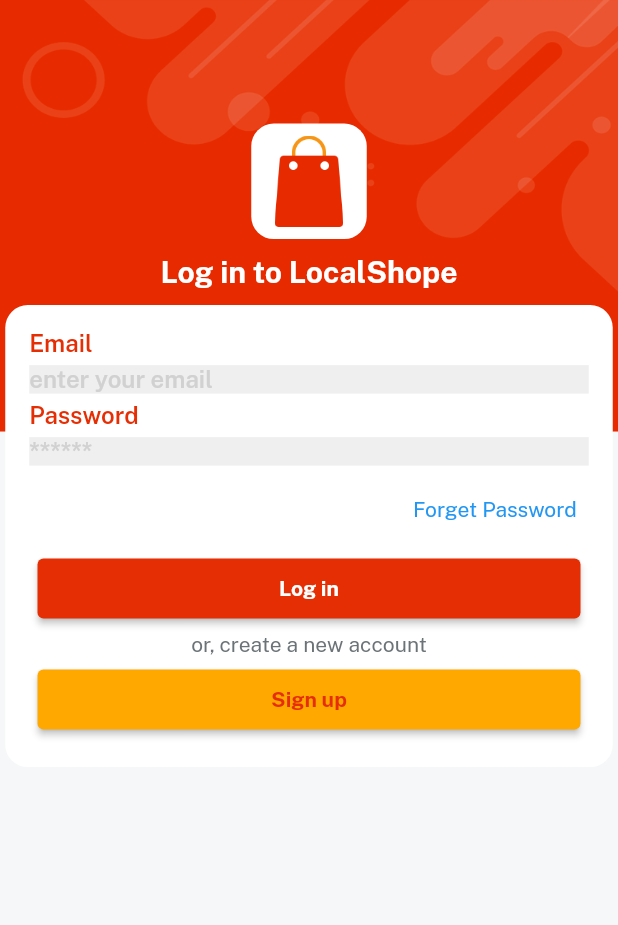
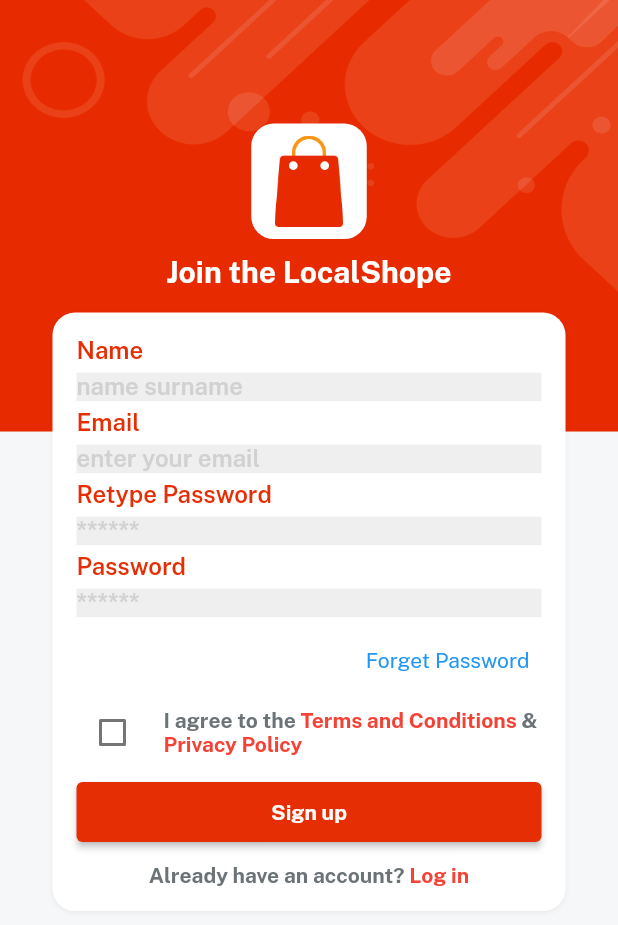
Before and after one commit to rajarampatra73/localshop, a Flutter app: the screen it shows after launch, after a tap on "Sign up", on a phone screen of 412 x 824 dp. Shown: the top 925 px of the screen. Run offline on Flutter 3.47's test engine with Material 2 defaults, Android fonts, the phone set to English and light mode, and no system bars; our stand-ins replace get, velocity_x.

Commit message:
local shope

```diff
--- a/lib/View/auth_screen/login_screen.dart
+++ b/lib/View/auth_screen/login_screen.dart
@@ -1,4 +1,6 @@
 import 'package:flutter/material.dart';
+import 'package:get/get.dart';
+import 'package:localshop/View/auth_screen/signup_screen.dart';
 import 'package:localshop/consts/consts.dart';
 import 'package:localshop/widgets_common/applogo_widget.dart';
 import 'package:localshop/widgets_common/bg_widget.dart';
@@ -13,9 +15,13 @@
 }
 
 class _LoginScreenState extends State<LoginScreen> {
+
+
   @override
   Widget build(BuildContext context) {
-    return bgWidget(child: Scaffold(
+    return bgWidget(
+        child: Scaffold(
+          resizeToAvoidBottomInset: false,
       body: Center(
         child: Column(
           children: [
@@ -23,23 +29,65 @@
             applogoWidget(),
             10.heightBox,
             "Log in to $appname".text.fontFamily(bold).white.size(20).make(),
-            10.heightBox,
-            Column(children: [
-              customTextFild(hint: emailHint,title: email),
-              customTextFild(hint: passwordHint,title: password),
+            15.heightBox,
+            Column(
+              children: [
+                customTextFild(hint: emailHint, title: email),
+                customTextFild(hint: passwordHint, title: password),
+                Align(
+                    alignment: Alignment.centerRight,
+                    child: TextButton(
+                        onPressed: () {}, child: forgetPass.text.make())),
+                5.heightBox,
+                ourButton(
+                        color: redColor,
+                        title: login,
+                        textColor: whiteColor,
+                        onPress: () {
 
-             Align(alignment: Alignment.centerRight, child: TextButton(onPressed: (){}, child: forgetPass.text.make()))
-              ,5.heightBox,
-
-              ourButton(color: redColor, title: login, textColor: whiteColor, onPress: (){}).box.width(context.screenWidth -50).make(),
-              5.heightBox,
-              createNewAccount.text.color(fontGrey).make(),
-              5.heightBox,
-              ourButton(color: golden, title: signup, textColor: redColor, onPress: (){}).box.width(context.screenWidth -50).make(),
-              5.heightBox,
-             ],
-
-             ).box.white.rounded.padding(const EdgeInsets.all(16)).width(context.screenWidth -7).make()
+                        })
+                    .box
+                    .width(context.screenWidth - 50)
+                    .make(),
+                5.heightBox,
+                createNewAccount.text.color(fontGrey).make(),
+                5.heightBox,
+                ourButton(
+                        color: lightgolden,
+                        title: signup,
+                        textColor: redColor,
+                        onPress: () {
+                          Get.to(() => const SignupScreen());
+                        })
+                    .box
+                    .width(context.screenWidth - 50)
+                    .make(),
+                10.heightBox,
+                loginWith.text.color(fontGrey).make(),
+                5.heightBox,
+                Row(
+                  mainAxisAlignment: MainAxisAlignment.center,
+                  children: List.generate(
+                      3,
+                      (index) => Padding(
+                        padding: const EdgeInsets.all(8.0),
+                        child: CircleAvatar(
+                              backgroundColor: lightGrey,
+                              radius: 25,
+                              child: Image.asset(socialIconList[index],
+                                width: 30,
+                              ),
+                            ),
+                      )),
+                ),
+              ],
+            )
+                .box
+                .white
+                .rounded
+                .padding(const EdgeInsets.all(16))
+                .width(context.screenWidth - 70).shadowSm
+                .make()
           ],
         ),
       ),
--- /dev/null
+++ b/lib/View/auth_screen/signup_screen.dart
@@ -0,0 +1,128 @@
+import 'package:flutter/cupertino.dart';
+import 'package:flutter/material.dart';
+import 'package:get/get.dart';
+import 'package:localshop/consts/consts.dart';
+
+import '../../widgets_common/applogo_widget.dart';
+import '../../widgets_common/bg_widget.dart';
+import '../../widgets_common/custom_textfild.dart';
+import '../../widgets_common/our_button.dart';
+
+class SignupScreen extends StatefulWidget {
+  const SignupScreen({super.key});
+
+  @override
+  State<SignupScreen> createState() => _SignupScreenState();
+}
+
+class _SignupScreenState extends State<SignupScreen> {
+  @override
+  Widget build(BuildContext context) {
+    return bgWidget(
+        child: Scaffold(
+      resizeToAvoidBottomInset: false,
+      body: Center(
+        child: Column(
+          children: [
+            (context.screenHeight * 0.1).heightBox,
+            applogoWidget(),
+            10.heightBox,
+            "Join the $appname".text.fontFamily(bold).white.size(20).make(),
+            15.heightBox,
+            Column(
+              children: [
+                customTextFild(hint: nameHint, title: name),
+                customTextFild(hint: emailHint, title: email),
+                customTextFild(hint: passwordHint, title: retypePassword),
+                customTextFild(hint: passwordHint, title: password),
+                Align(
+                    alignment: Alignment.centerRight,
+                    child: TextButton(
+                        onPressed: () {}, child: forgetPass.text.make())),
+
+                Row(
+                  children: [
+                    Checkbox(
+                      checkColor: redColor,
+                      value: false,
+                      onChanged: (newValue) {},
+                    ), // Checkbox
+                    10.widthBox,
+                    Expanded(
+                      child: RichText(
+                          text: const TextSpan(
+                        children: [
+                          TextSpan(
+                              text: "I agree to the ",
+                              style: TextStyle(
+                                fontFamily: bold,
+                                color: fontGrey,
+                              )),
+                          TextSpan(
+                              text: termAndCond,
+                              style: TextStyle(
+                                fontFamily: bold,
+                                color: Colors.red,
+                              )),
+                          TextSpan(
+                              text: " & ",
+                              style: TextStyle(
+                                fontFamily: bold,
+                                color: fontGrey,
+                              )),
+                          TextSpan(
+                              text: privacyPolicy,
+                              style: TextStyle(
+                                fontFamily: bold,
+                                color: Colors.red,
+                              )), //// TextSpan // RichText
+                          // Row
+                        ],
+                      )),
+                    ),
+                  ],
+                ),
+                5.heightBox,
+                ourButton(
+                        color: redColor,
+                        title: signup,
+                        textColor: whiteColor,
+                        onPress: () {})
+                    .box
+                    .width(context.screenWidth - 50)
+                    .make(),
+                10.heightBox,
+                // velocity x use
+                RichText(
+                  text: const TextSpan(
+                    children: [
+                      TextSpan(
+                        text: alreadyHaveAccount,
+                        style: TextStyle(fontFamily: bold, color: fontGrey),
+                      ),
+                      TextSpan(
+                        text: login,
+                        style: TextStyle(fontFamily: bold, color: Colors.red),
+                      ),
+                    ],
+                  ),
+                ).onTap(() {
+                  Get.back();
+                }),
+              ],
+            )
+                .box
+                .white
+                .rounded
+                .padding(const EdgeInsets.all(16))
+                .width(context.screenWidth - 70)
+                .shadowSm
+                .make()
+          ],
+        ),
+      ),
+    ));
+
+    // return const Placeholder();
+  }
+}
--- a/lib/consts/colors.dart
+++ b/lib/consts/colors.dart
@@ -7,3 +7,24 @@
 const Color lightGrey = Color.fromRGBO(239, 239, 239, 1);
 const Color redColor = Color.fromRGBO(230, 46, 4, 1);
 const Color golden = Color.fromRGBO(255, 168, 0, 1);
+const Color black = Color(0xFF000000);
+const Color white = Color(0xFFFFFFFF);
+const Color red = Color(0xFFFF0000);
+const Color green = Color(0xFF00FF00);
+const Color blue = Color(0xFF0000FF);
+const Color yellow = Color(0xFFFFFF00);
+const Color pink = Color(0xFFFFC0CB);
+const Color purple = Color(0xFF800080);
+const Color gray = Color(0xFF808080);
+const Color cyan = Color(0xFF00FFFF);
+const Color teal = Color(0xFF008080);
+const Color magenta = Color(0xFFFF00FF);
+const Color lime = Color(0xFF00FF00);
+const Color brown = Color(0xFFA52A2A);
+const Color indigo = Color(0xFF4B0082);
+const Color lightgolden = Color(0xCFFFE088);
+const Color deepPurple = Color(0xFF673AB7);
+const Color lightBlue = Color(0xFF03A9F4);
+const Color lightGreen = Color(0xFF8BC34A);
+const Color deepOrange = Color(0xFFFF5722);
+const Color grey = Color(0xFF9E9E9E);
--- a/lib/consts/images.dart
+++ b/lib/consts/images.dart
@@ -38,7 +38,8 @@
 const icRefund = "assets/icons/refund.png";
 const icSearch = "assets/icons/search.png";
 const icShop = "assets/icons/shop.png";
-const icSplashBg = "assets/icons/splash_login_registration_background_image.png";
+const icSplashBg =
+    "assets/icons/splash_login_registration_background_image.png";
 const icSquareLogo = "assets/icons/square_logo.png";
 const icTodaysDeal = "assets/icons/todays_deal.png";
 const icTopCategories = "assets/icons/top_categories.png";
@@ -128,3 +129,8 @@
 const imgTwocheckout = "assets/images/twocheckout.png";
 const imgVogue = "assets/images/vogue.png";
 const imgWallet = "assets/images/wallet.png";
+const List<String> socialIconList = [
+  'assets/images/facebook.png',
+  'assets/images/twitter.png',
+  'assets/images/search.png',
+];
--- a/lib/consts/strings.dart
+++ b/lib/consts/strings.dart
@@ -5,9 +5,14 @@
 const password = "Password";
 const emailHint = "enter your email";
 const passwordHint = "******";
-
- const forgetPass = "Forget Password";
- const login = "Log in";
- const signup = "Sign up";
- const createNewAccount = "or, create a new account";
- const loginWith ="Log in with";
+const retypePassword = "Retype Password";
+const name = "Name";
+const nameHint = "name surname";
+const forgetPass = "Forget Password";
+const login = "Log in";
+const signup = "Sign up";
+const createNewAccount = "or, create a new account";
+const loginWith = "Log in with";
+const privacyPolicy = "Privacy Policy";
+const termAndCond = "Terms and Conditions";
+const alreadyHaveAccount = "Already have an account? ";
--- a/lib/widgets_common/our_button.dart
+++ b/lib/widgets_common/our_button.dart
@@ -8,7 +8,5 @@
       primary: color,
       padding: const EdgeInsets.all(12)
     ),
-      onPressed: (){
-      onPress;
-      }, child: title!.text.color(textColor).fontFamily(bold).make());
+      onPressed:onPress, child: title!.text.color(textColor).fontFamily(bold).make());
 }
```
Also changed, not shown: assets/images/facebook.png (added), assets/images/search.png (added), assets/images/twitter.png (added).
